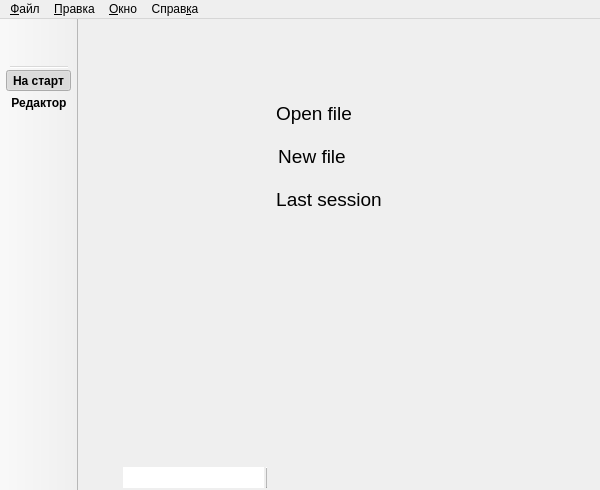
SedAndrew/Editor-XML-document, file mainui.ui: the form before one commit.
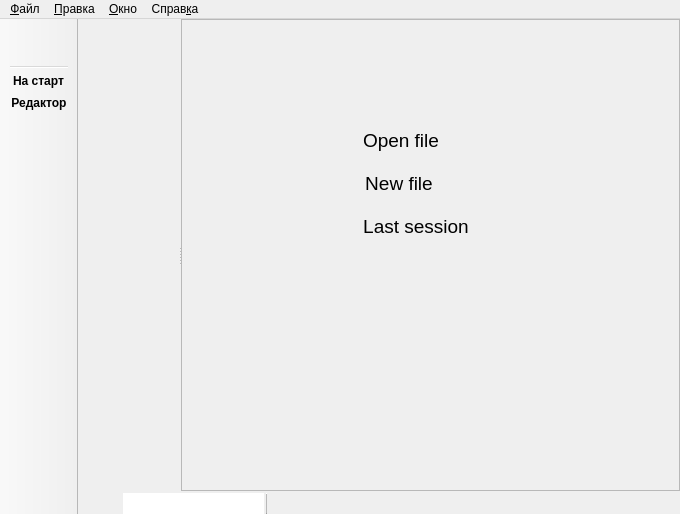
The form after the commit. The open tabs and pages were chosen to show the change. Icons and pictures are not drawn.

Commit message: Added implementation of transitions between Start and Edit pages.

What changed in the file:
```diff
--- a/mainui.ui
+++ b/mainui.ui
@@ -6,8 +6,8 @@
    <rect>
     <x>0</x>
     <y>0</y>
-    <width>600</width>
-    <height>490</height>
+    <width>680</width>
+    <height>514</height>
    </rect>
   </property>
   <property name="contextMenuPolicy">
@@ -33,10 +33,7 @@
    <bool>false</bool>
   </property>
   <widget class="QWidget" name="centralWidget">
-   <layout class="QVBoxLayout" name="verticalLayout_2">
-    <property name="spacing">
-     <number>2</number>
-    </property>
+   <layout class="QGridLayout" name="gridLayout">
     <property name="leftMargin">
      <number>0</number>
     </property>
@@ -47,190 +44,12 @@
      <number>0</number>
     </property>
     <property name="bottomMargin">
+     <number>0</number>
+    </property>
+    <property name="spacing">
      <number>2</number>
     </property>
-    <item>
-     <widget class="QStackedWidget" name="m_stackedWidget">
-      <property name="midLineWidth">
-       <number>1</number>
-      </property>
-      <property name="currentIndex">
-       <number>1</number>
-      </property>
-      <widget class="QWidget" name="m_pageStart">
-       <layout class="QGridLayout" name="gridLayout">
-        <item row="0" column="1">
-         <spacer name="verticalSpacer_2">
-          <property name="orientation">
-           <enum>Qt::Vertical</enum>
-          </property>
-          <property name="sizeType">
-           <enum>QSizePolicy::Preferred</enum>
-          </property>
-          <property name="sizeHint" stdset="0">
-           <size>
-            <width>20</width>
-            <height>60</height>
-           </size>
-          </property>
-         </spacer>
-        </item>
-        <item row="1" column="1">
-         <widget class="QWidget" name="m_widgetActionFile" native="true">
-          <property name="minimumSize">
-           <size>
-            <width>146</width>
-            <height>121</height>
-           </size>
-          </property>
-          <property name="maximumSize">
-           <size>
-            <width>16777215</width>
-            <height>121</height>
-           </size>
-          </property>
-          <layout class="QVBoxLayout" name="verticalLayout">
-           <property name="spacing">
-            <number>12</number>
-           </property>
-           <property name="leftMargin">
-            <number>1</number>
-           </property>
-           <property name="topMargin">
-            <number>1</number>
-           </property>
-           <property name="rightMargin">
-            <number>1</number>
-           </property>
-           <property name="bottomMargin">
-            <number>1</number>
-           </property>
-           <item alignment="Qt::AlignLeft">
-            <widget class="QPushButton" name="m_pBOpenFile">
-             <property name="font">
-              <font>
-               <pointsize>14</pointsize>
-              </font>
-             </property>
-             <property name="text">
-              <string>Open file</string>
-             </property>
-             <property name="icon">
-              <iconset resource="images.qrc">
-               <normaloff>:/icons/open.png</normaloff>:/icons/open.png</iconset>
-             </property>
-             <property name="iconSize">
-              <size>
-               <width>18</width>
-               <height>18</height>
-              </size>
-             </property>
-             <property name="flat">
-              <bool>true</bool>
-             </property>
-            </widget>
-           </item>
-           <item alignment="Qt::AlignLeft">
-            <widget class="QPushButton" name="m_pBNewFile">
-             <property name="font">
-              <font>
-               <pointsize>14</pointsize>
-              </font>
-             </property>
-             <property name="text">
-              <string>New file</string>
-             </property>
-             <property name="icon">
-              <iconset resource="images.qrc">
-               <normaloff>:/icons/new.png</normaloff>:/icons/new.png</iconset>
-             </property>
-             <property name="iconSize">
-              <size>
-               <width>18</width>
-               <height>18</height>
-              </size>
-             </property>
-             <property name="flat">
-              <bool>true</bool>
-             </property>
-            </widget>
-           </item>
-           <item alignment="Qt::AlignLeft">
-            <widget class="QPushButton" name="m_pBLastSession">
-             <property name="font">
-              <font>
-               <pointsize>14</pointsize>
-              </font>
-             </property>
-             <property name="text">
-              <string>Last session</string>
-             </property>
-             <property name="icon">
-              <iconset resource="images.qrc">
-               <normaloff>:/icons/last_session.png</normaloff>:/icons/last_session.png</iconset>
-             </property>
-             <property name="iconSize">
-              <size>
-               <width>18</width>
-               <height>18</height>
-              </size>
-             </property>
-             <property name="flat">
-              <bool>true</bool>
-             </property>
-            </widget>
-           </item>
-          </layout>
-         </widget>
-        </item>
-        <item row="2" column="0">
-         <spacer name="horizontalSpacer">
-          <property name="orientation">
-           <enum>Qt::Horizontal</enum>
-          </property>
-          <property name="sizeHint" stdset="0">
-           <size>
-            <width>182</width>
-            <height>20</height>
-           </size>
-          </property>
-         </spacer>
-        </item>
-        <item row="2" column="1">
-         <spacer name="verticalSpacer">
-          <property name="orientation">
-           <enum>Qt::Vertical</enum>
-          </property>
-          <property name="sizeType">
-           <enum>QSizePolicy::Preferred</enum>
-          </property>
-          <property name="sizeHint" stdset="0">
-           <size>
-            <width>20</width>
-            <height>228</height>
-           </size>
-          </property>
-         </spacer>
-        </item>
-        <item row="2" column="2">
-         <spacer name="horizontalSpacer_2">
-          <property name="orientation">
-           <enum>Qt::Horizontal</enum>
-          </property>
-          <property name="sizeHint" stdset="0">
-           <size>
-            <width>156</width>
-            <height>20</height>
-           </size>
-          </property>
-         </spacer>
-        </item>
-       </layout>
-      </widget>
-      <widget class="QWidget" name="m_pageEdit"/>
-     </widget>
-    </item>
-    <item>
+    <item row="2" column="0">
      <widget class="QWidget" name="m_widgetBottom" native="true">
       <property name="minimumSize">
        <size>
@@ -267,6 +86,9 @@
          </property>
          <item>
           <widget class="QPushButton" name="m_pBIconPanel">
+           <property name="enabled">
+            <bool>false</bool>
+           </property>
            <property name="minimumSize">
             <size>
              <width>21</width>
@@ -451,6 +273,251 @@
       </layout>
      </widget>
     </item>
+    <item row="1" column="0">
+     <widget class="QSplitter" name="m_splitterPanelStacked">
+      <property name="enabled">
+       <bool>true</bool>
+      </property>
+      <property name="layoutDirection">
+       <enum>Qt::LeftToRight</enum>
+      </property>
+      <property name="frameShape">
+       <enum>QFrame::NoFrame</enum>
+      </property>
+      <property name="frameShadow">
+       <enum>QFrame::Plain</enum>
+      </property>
+      <property name="lineWidth">
+       <number>1</number>
+      </property>
+      <property name="midLineWidth">
+       <number>0</number>
+      </property>
+      <property name="orientation">
+       <enum>Qt::Horizontal</enum>
+      </property>
+      <property name="opaqueResize">
+       <bool>true</bool>
+      </property>
+      <property name="handleWidth">
+       <number>2</number>
+      </property>
+      <property name="childrenCollapsible">
+       <bool>false</bool>
+      </property>
+      <widget class="QWidget" name="m_widgetPanel" native="true">
+       <property name="enabled">
+        <bool>true</bool>
+       </property>
+       <property name="sizePolicy">
+        <sizepolicy hsizetype="Minimum" vsizetype="Preferred">
+         <horstretch>0</horstretch>
+         <verstretch>0</verstretch>
+        </sizepolicy>
+       </property>
+       <property name="layoutDirection">
+        <enum>Qt::LeftToRight</enum>
+       </property>
+      </widget>
+      <widget class="QStackedWidget" name="m_stackedWidget">
+       <property name="frameShape">
+        <enum>QFrame::StyledPanel</enum>
+       </property>
+       <property name="midLineWidth">
+        <number>0</number>
+       </property>
+       <property name="currentIndex">
+        <number>1</number>
+       </property>
+       <widget class="QWidget" name="m_pageStart">
+        <layout class="QGridLayout" name="gridLayout_2">
+         <property name="leftMargin">
+          <number>0</number>
+         </property>
+         <property name="topMargin">
+          <number>0</number>
+         </property>
+         <property name="rightMargin">
+          <number>0</number>
+         </property>
+         <property name="bottomMargin">
+          <number>0</number>
+         </property>
+         <property name="spacing">
+          <number>1</number>
+         </property>
+         <item row="0" column="1">
+          <spacer name="verticalSpacer_2">
+           <property name="orientation">
+            <enum>Qt::Vertical</enum>
+           </property>
+           <property name="sizeType">
+            <enum>QSizePolicy::Preferred</enum>
+           </property>
+           <property name="sizeHint" stdset="0">
+            <size>
+             <width>20</width>
+             <height>88</height>
+            </size>
+           </property>
+          </spacer>
+         </item>
+         <item row="1" column="1">
+          <widget class="QWidget" name="m_widgetActionFile" native="true">
+           <property name="minimumSize">
+            <size>
+             <width>146</width>
+             <height>121</height>
+            </size>
+           </property>
+           <property name="maximumSize">
+            <size>
+             <width>16777215</width>
+             <height>121</height>
+            </size>
+           </property>
+           <layout class="QVBoxLayout" name="verticalLayout">
+            <property name="spacing">
+             <number>12</number>
+            </property>
+            <property name="leftMargin">
+             <number>1</number>
+            </property>
+            <property name="topMargin">
+             <number>1</number>
+            </property>
+            <property name="rightMargin">
+             <number>1</number>
+            </property>
+            <property name="bottomMargin">
+             <number>1</number>
+            </property>
+            <item alignment="Qt::AlignLeft">
+             <widget class="QPushButton" name="m_pBOpenFile">
+              <property name="font">
+               <font>
+                <pointsize>14</pointsize>
+               </font>
+              </property>
+              <property name="text">
+               <string>Open file</string>
+              </property>
+              <property name="icon">
+               <iconset resource="images.qrc">
+                <normaloff>:/icons/open.png</normaloff>:/icons/open.png</iconset>
+              </property>
+              <property name="iconSize">
+               <size>
+                <width>18</width>
+                <height>18</height>
+               </size>
+              </property>
+              <property name="flat">
+               <bool>true</bool>
+              </property>
+             </widget>
+            </item>
+            <item alignment="Qt::AlignLeft">
+             <widget class="QPushButton" name="m_pBNewFile">
+              <property name="font">
+               <font>
+                <pointsize>14</pointsize>
+               </font>
+              </property>
+              <property name="text">
+               <string>New file</string>
+              </property>
+              <property name="icon">
+               <iconset resource="images.qrc">
+                <normaloff>:/icons/new.png</normaloff>:/icons/new.png</iconset>
+              </property>
+              <property name="iconSize">
+               <size>
+                <width>18</width>
+                <height>18</height>
+               </size>
+              </property>
+              <property name="flat">
+               <bool>true</bool>
+              </property>
+             </widget>
+            </item>
+            <item alignment="Qt::AlignLeft">
+             <widget class="QPushButton" name="m_pBLastSession">
+              <property name="font">
+               <font>
+                <pointsize>14</pointsize>
+               </font>
+              </property>
+              <property name="text">
+               <string>Last session</string>
+              </property>
+              <property name="icon">
+               <iconset resource="images.qrc">
+                <normaloff>:/icons/last_session.png</normaloff>:/icons/last_session.png</iconset>
+              </property>
+              <property name="iconSize">
+               <size>
+                <width>18</width>
+                <height>18</height>
+               </size>
+              </property>
+              <property name="flat">
+               <bool>true</bool>
+              </property>
+             </widget>
+            </item>
+           </layout>
+          </widget>
+         </item>
+         <item row="2" column="0">
+          <spacer name="horizontalSpacer">
+           <property name="orientation">
+            <enum>Qt::Horizontal</enum>
+           </property>
+           <property name="sizeHint" stdset="0">
+            <size>
+             <width>174</width>
+             <height>20</height>
+            </size>
+           </property>
+          </spacer>
+         </item>
+         <item row="2" column="1">
+          <spacer name="verticalSpacer">
+           <property name="orientation">
+            <enum>Qt::Vertical</enum>
+           </property>
+           <property name="sizeType">
+            <enum>QSizePolicy::Preferred</enum>
+           </property>
+           <property name="sizeHint" stdset="0">
+            <size>
+             <width>20</width>
+             <height>228</height>
+            </size>
+           </property>
+          </spacer>
+         </item>
+         <item row="2" column="2">
+          <spacer name="horizontalSpacer_2">
+           <property name="orientation">
+            <enum>Qt::Horizontal</enum>
+           </property>
+           <property name="sizeHint" stdset="0">
+            <size>
+             <width>174</width>
+             <height>20</height>
+            </size>
+           </property>
+          </spacer>
+         </item>
+        </layout>
+       </widget>
+       <widget class="QWidget" name="m_pageEdit"/>
+      </widget>
+     </widget>
+    </item>
    </layout>
   </widget>
   <widget class="QMenuBar" name="m_menuBar">
@@ -458,7 +525,7 @@
     <rect>
      <x>0</x>
      <y>0</y>
-     <width>600</width>
+     <width>680</width>
      <height>20</height>
     </rect>
    </property>
@@ -538,6 +605,9 @@
     <bool>true</bool>
    </property>
    <property name="checked">
+    <bool>false</bool>
+   </property>
+   <property name="enabled">
     <bool>true</bool>
    </property>
    <property name="icon">
@@ -608,7 +678,22 @@
     <bool>false</bool>
    </property>
    <property name="text">
-    <string> </string>
+    <string/>
+   </property>
+  </action>
+  <action name="m_actionExit">
+   <property name="icon">
+    <iconset resource="images.qrc">
+     <normaloff>:/icons/exit.png</normaloff>:/icons/exit.png</iconset>
+   </property>
+   <property name="text">
+    <string>&amp;Выход</string>
+   </property>
+   <property name="toolTip">
+    <string>Выход из программы</string>
+   </property>
+   <property name="shortcut">
+    <string>Ctrl+Q</string>
    </property>
   </action>
  </widget>
```
Left out of the diff: 25 changed lines with no effect on the pictures. The commit also changes 2 other files.
